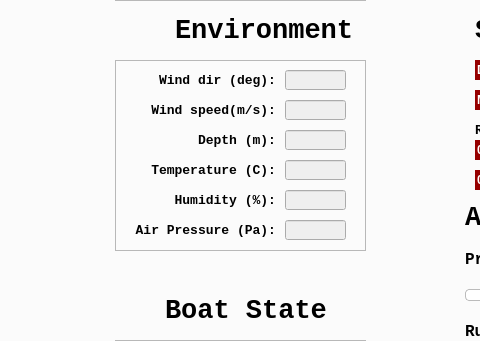
Before: the Qt Designer form src/remote_controller/design.ui in MarineRobotics/remote_controller, drawn with Qt 5; both pictures show x 277 to 757 and y 256 to 597 of the 1131 by 811 pixel window.
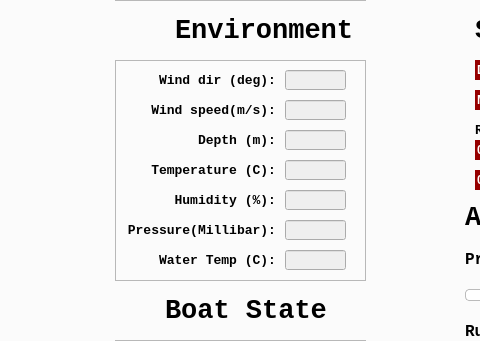
After: the same form once the commit is applied.

Commit message: fix pressure format issue

Diff of the .ui file:
```diff
--- a/src/remote_controller/design.ui
+++ b/src/remote_controller/design.ui
@@ -815,7 +815,7 @@
         <x>390</x>
         <y>270</y>
         <width>251</width>
-        <height>191</height>
+        <height>221</height>
        </rect>
       </property>
       <property name="frameShape">
@@ -1046,12 +1046,50 @@
         </font>
        </property>
        <property name="text">
-        <string>Air Pressure (Pa):</string>
+        <string>Pressure(Millibar):</string>
        </property>
        <property name="alignment">
         <set>Qt::AlignRight|Qt::AlignTrailing|Qt::AlignVCenter</set>
        </property>
       </widget>
+      <widget class="QLabel" name="label_28">
+       <property name="geometry">
+        <rect>
+         <x>10</x>
+         <y>190</y>
+         <width>151</width>
+         <height>20</height>
+        </rect>
+       </property>
+       <property name="font">
+        <font>
+         <family>Monospace</family>
+         <pointsize>10</pointsize>
+         <weight>75</weight>
+         <italic>false</italic>
+         <bold>true</bold>
+        </font>
+       </property>
+       <property name="text">
+        <string>Water Temp (C):</string>
+       </property>
+       <property name="alignment">
+        <set>Qt::AlignRight|Qt::AlignTrailing|Qt::AlignVCenter</set>
+       </property>
+      </widget>
+      <widget class="QLineEdit" name="txtWTemp">
+       <property name="enabled">
+        <bool>false</bool>
+       </property>
+       <property name="geometry">
+        <rect>
+         <x>170</x>
+         <y>190</y>
+         <width>61</width>
+         <height>20</height>
+        </rect>
+       </property>
+      </widget>
      </widget>
      <widget class="QLabel" name="lblActuatorStatus_5">
       <property name="geometry">
```
The commit also changes 2 other files.
